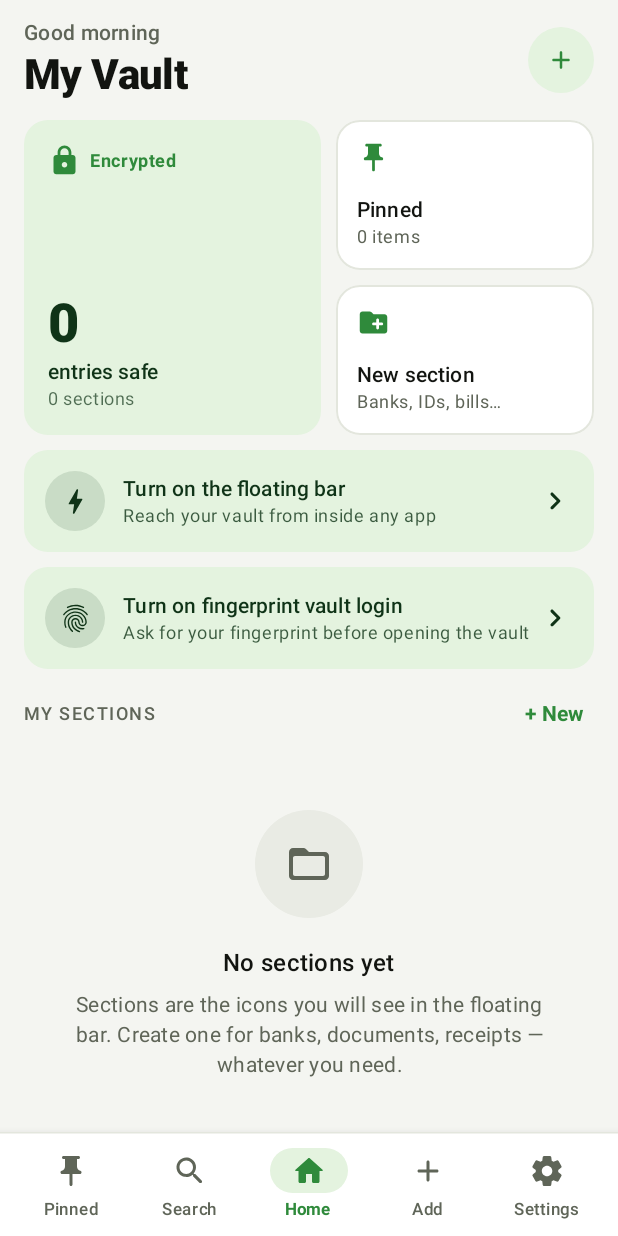
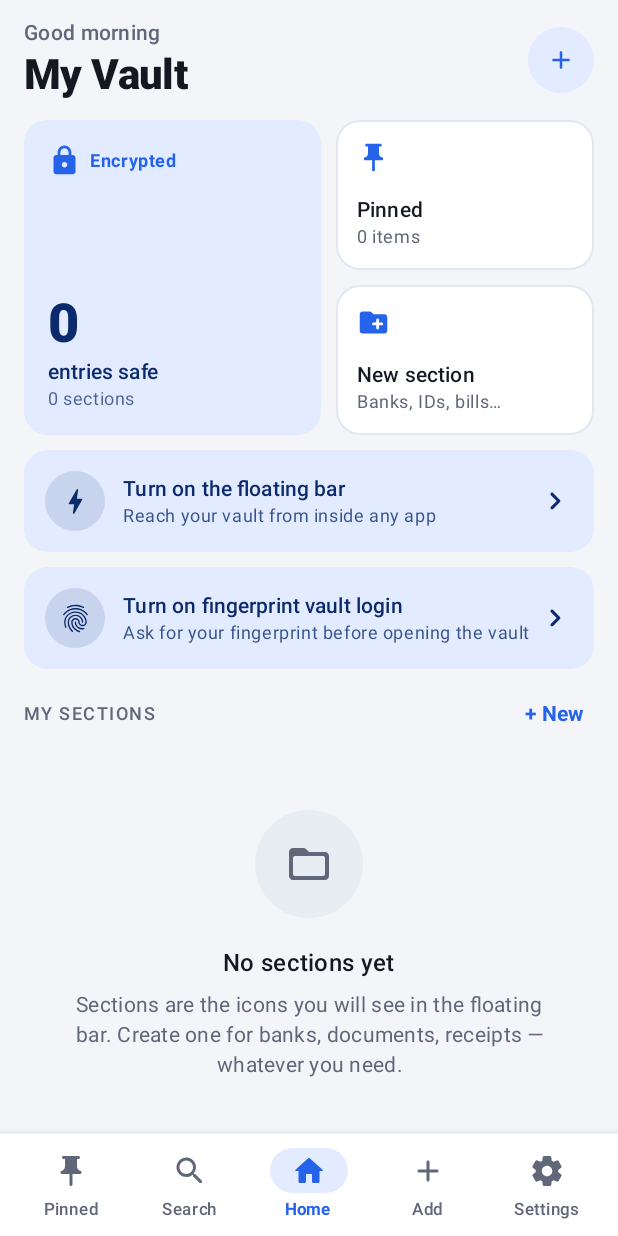
Before and after one commit to sajjadhaiderkazmi/EZZY, an Android app built with Jetpack Compose: the screen it shows after launch (MainActivity), after a tap on "Get started", on a phone screen of 412 x 824 dp. Run offline under Robolectric (Android 15) with nearby library versions, the phone set to English and light mode, and no system bars; our stand-ins replace Room's generated code; libraries missing offline, so code that uses them is left out: net.zetetic.database; 19 statements that could not run were skipped.

Commit message:
Ocean Blue theme across the app, launcher icon and Chrome extension
Co-Authored-By: Claude Opus 5.5 (1M context) <noreply@anthropic.com>
Claude-Session: https://claude.ai/code/session_01Djm3HxmEQScyk3B9bg2bvf

```diff
--- a/app/src/main/java/com/ezzy/vault/ui/icons/EzzyMark.kt
+++ b/app/src/main/java/com/ezzy/vault/ui/icons/EzzyMark.kt
@@ -15,10 +15,10 @@ import androidx.compose.ui.unit.dp
 object EzzyMark {
 
     /** The brand ground the mark sits on — the launcher icon's background colour. */
-    val Brand = Color(0xFF14170F)
+    val Brand = Color(0xFF0B1A3A)
 
-    /** The bolt itself — the same lime as the launcher icon and the app's primary buttons. */
-    val Spark = Color(0xFFC8F25A)
+    /** The bolt itself — the same blue as the launcher icon. */
+    val Spark = Color(0xFF7EA6FF)
 
     val Bolt: ImageVector by lazy {
         ImageVector.Builder(
--- a/app/src/main/java/com/ezzy/vault/ui/screens/SettingsScreen.kt
+++ b/app/src/main/java/com/ezzy/vault/ui/screens/SettingsScreen.kt
@@ -394,7 +394,7 @@ private fun BuiltByFooter() {
 }
 
 /** The profile card's ground — the same ink as Home's hero card. */
-private val ProfileInk = Color(0xFF1C2213)
+private val ProfileInk = Color(0xFF0B1A3A)
 
 private const val DEVELOPER_EMAIL = "sajjadhaiderconnect@gmail.com"
 
--- a/app/src/main/java/com/ezzy/vault/ui/theme/Color.kt
+++ b/app/src/main/java/com/ezzy/vault/ui/theme/Color.kt
@@ -6,37 +6,39 @@ import androidx.compose.runtime.Composable
 import androidx.compose.ui.graphics.Brush
 import androidx.compose.ui.graphics.Color
 
-// EZZY's own palette: "lime noir". A near-black olive ink with an electric lime accent and soft
-// pastel companions (mint, lavender, butter) — bold enough that the primary action on every
-// screen is unmistakable, and calm enough around it that a vault full of numbers stays easy to
-// read. The light scheme keeps the same hues on a warm off-white.
-
-/** The app's green: icons, links and the main buttons in both themes. */
-val EzzyGreen = Color(0xFF2F8A3B)
-
-/** A lighter green for green-on-dark: icons and text on the dark theme's surfaces. */
-val EzzyGreenBright = Color(0xFF7BD37E)
+// EZZY's own palette: "Ocean Blue". White cards and near-black text on a cool off-white, with
+// one calm blue for icons, links and the main buttons. The dark theme is a deep navy-black with a
+// softer, brighter blue so it stays easy on the eyes at night.
 
 /**
- * The fill of the main call-to-action buttons. Once a lime, now the app's green — the name is
- * kept so every button across the app follows the one palette.
+ * The app's accent blue: icons, links and the main buttons in both themes. The name is kept
+ * from the earlier green palette so every screen follows the one accent without a rename.
+ */
+val EzzyGreen = Color(0xFF2563EB)
+
+/** A lighter blue for accent-on-dark: icons and text on the dark theme's surfaces. */
+val EzzyGreenBright = Color(0xFF7EA6FF)
+
+/**
+ * The fill of the main call-to-action buttons. The name is kept so every button across the app
+ * follows the one palette.
  */
 val EzzyLime = EzzyGreen
 
-/** What is written on top of [EzzyLime]: white on the green. */
+/** What is written on top of [EzzyLime]: white on the blue. */
 val EzzyOnLime = Color(0xFFFFFFFF)
 
 internal val EzzyLightColors = lightColorScheme(
-    primary = Color(0xFF2F8A3B),
+    primary = Color(0xFF2563EB),
     onPrimary = Color(0xFFFFFFFF),
-    primaryContainer = Color(0xFFE4F3DF),
-    onPrimaryContainer = Color(0xFF0F3317),
-    inversePrimary = Color(0xFF7BD37E),
+    primaryContainer = Color(0xFFE2EBFF),
+    onPrimaryContainer = Color(0xFF0A2A6B),
+    inversePrimary = Color(0xFF7EA6FF),
 
-    secondary = Color(0xFF52604E),
+    secondary = Color(0xFF4F5B70),
     onSecondary = Color(0xFFFFFFFF),
-    secondaryContainer = Color(0xFFE3EADD),
-    onSecondaryContainer = Color(0xFF161E13),
+    secondaryContainer = Color(0xFFE1E7F1),
+    onSecondaryContainer = Color(0xFF141B27),
 
     tertiary = Color(0xFF5C4DB0),
     onTertiary = Color(0xFFFFFFFF),
@@ -48,40 +50,40 @@ internal val EzzyLightColors = lightColorScheme(
     errorContainer = Color(0xFFFFDAD6),
     onErrorContainer = Color(0xFF410002),
 
-    background = Color(0xFFF4F5F1),
-    onBackground = Color(0xFF121410),
-    surface = Color(0xFFF4F5F1),
-    onSurface = Color(0xFF121410),
-    surfaceVariant = Color(0xFFE6E8E1),
-    onSurfaceVariant = Color(0xFF5F6558),
-    surfaceTint = Color(0xFF2F8A3B),
-    inverseSurface = Color(0xFF1C1F17),
-    inverseOnSurface = Color(0xFFF0F2E6),
+    background = Color(0xFFF3F5F9),
+    onBackground = Color(0xFF141821),
+    surface = Color(0xFFF3F5F9),
+    onSurface = Color(0xFF141821),
+    surfaceVariant = Color(0xFFE3E8F0),
+    onSurfaceVariant = Color(0xFF5F6779),
+    surfaceTint = Color(0xFF2563EB),
+    inverseSurface = Color(0xFF1C2230),
+    inverseOnSurface = Color(0xFFEEF2F8),
 
-    outline = Color(0xFF8A9082),
-    outlineVariant = Color(0xFFE3E6DD),
+    outline = Color(0xFF858DA0),
+    outlineVariant = Color(0xFFE1E6EF),
     scrim = Color(0xFF000000),
 
-    surfaceBright = Color(0xFFF4F5F1),
-    surfaceDim = Color(0xFFDCDED6),
+    surfaceBright = Color(0xFFF3F5F9),
+    surfaceDim = Color(0xFFD9DEE7),
     surfaceContainerLowest = Color(0xFFFFFFFF),
     surfaceContainerLow = Color(0xFFFFFFFF),
-    surfaceContainer = Color(0xFFEFF0EB),
-    surfaceContainerHigh = Color(0xFFE9EBE4),
-    surfaceContainerHighest = Color(0xFFE2E5DC),
+    surfaceContainer = Color(0xFFEEF1F6),
+    surfaceContainerHigh = Color(0xFFE8ECF3),
+    surfaceContainerHighest = Color(0xFFE1E6EE),
 )
 
 internal val EzzyDarkColors = darkColorScheme(
-    primary = Color(0xFF7BD37E),
-    onPrimary = Color(0xFF0E100D),
-    primaryContainer = Color(0xFF1E2E1C),
-    onPrimaryContainer = Color(0xFFCFEFCB),
-    inversePrimary = Color(0xFF2F8A3B),
+    primary = Color(0xFF7EA6FF),
+    onPrimary = Color(0xFF0A1A3D),
+    primaryContainer = Color(0xFF1B2842),
+    onPrimaryContainer = Color(0xFFD6E3FF),
+    inversePrimary = Color(0xFF2563EB),
 
-    secondary = Color(0xFFBCC8B4),
-    onSecondary = Color(0xFF29341D),
-    secondaryContainer = Color(0xFF262C22),
-    onSecondaryContainer = Color(0xFFDDE6D6),
+    secondary = Color(0xFFB9C3D6),
+    onSecondary = Color(0xFF243044),
+    secondaryContainer = Color(0xFF222A38),
+    onSecondaryContainer = Color(0xFFDCE3F0),
 
     tertiary = Color(0xFFC9BCFF),
     onTertiary = Color(0xFF2B1C7C),
@@ -93,27 +95,27 @@ internal val EzzyDarkColors = darkColorScheme(
     errorContainer = Color(0xFF93000A),
     onErrorContainer = Color(0xFFFFDAD6),
 
-    background = Color(0xFF0E100D),
-    onBackground = Color(0xFFF1F3EC),
-    surface = Color(0xFF0E100D),
-    onSurface = Color(0xFFF1F3EC),
-    surfaceVariant = Color(0xFF2A2E26),
-    onSurfaceVariant = Color(0xFF9EA496),
-    surfaceTint = Color(0xFF7BD37E),
-    inverseSurface = Color(0xFFE7EADD),
-    inverseOnSurface = Color(0xFF1C1F17),
+    background = Color(0xFF0D1017),
+    onBackground = Color(0xFFEDF0F6),
+    surface = Color(0xFF0D1017),
+    onSurface = Color(0xFFEDF0F6),
+    surfaceVariant = Color(0xFF262D3A),
+    onSurfaceVariant = Color(0xFF939BAD),
+    surfaceTint = Color(0xFF7EA6FF),
+    inverseSurface = Color(0xFFE3E8F1),
+    inverseOnSurface = Color(0xFF1A202B),
 
-    outline = Color(0xFF7E8476),
-    outlineVariant = Color(0xFF272B23),
+    outline = Color(0xFF788197),
+    outlineVariant = Color(0xFF252D3B),
     scrim = Color(0xFF000000),
 
-    surfaceBright = Color(0xFF30352C),
-    surfaceDim = Color(0xFF0E100D),
-    surfaceContainerLowest = Color(0xFF090A08),
-    surfaceContainerLow = Color(0xFF1A1D18),
-    surfaceContainer = Color(0xFF1F221C),
-    surfaceContainerHigh = Color(0xFF262A23),
-    surfaceContainerHighest = Color(0xFF2E332A),
+    surfaceBright = Color(0xFF2D3443),
+    surfaceDim = Color(0xFF0D1017),
+    surfaceContainerLowest = Color(0xFF090B10),
+    surfaceContainerLow = Color(0xFF161B25),
+    surfaceContainer = Color(0xFF1B212C),
+    surfaceContainerHigh = Color(0xFF222935),
+    surfaceContainerHighest = Color(0xFF2A3240),
 )
 
 /** A category accent, with a variant for each theme so contrast holds either way. */
--- a/app/src/main/res/drawable/ic_launcher_background.xml
+++ b/app/src/main/res/drawable/ic_launcher_background.xml
@@ -10,6 +10,6 @@
     android:viewportWidth="108"
     android:viewportHeight="108">
     <path
-        android:fillColor="#FF14170F"
+        android:fillColor="#FF0B1A3A"
         android:pathData="M0,0h108v108h-108z" />
 </vector>
--- a/app/src/main/res/drawable/ic_launcher_foreground.xml
+++ b/app/src/main/res/drawable/ic_launcher_foreground.xml
@@ -13,6 +13,6 @@
     android:viewportWidth="108"
     android:viewportHeight="108">
     <path
-        android:fillColor="#FFC8F25A"
+        android:fillColor="#FF7EA6FF"
         android:pathData="M58.32,33.84L43.2,56.16L52.56,56.16L49.68,74.16L64.8,51.84L55.44,51.84Z" />
 </vector>
--- a/app/src/main/res/values-night/colors.xml
+++ b/app/src/main/res/values-night/colors.xml
@@ -1,4 +1,4 @@
 <?xml version="1.0" encoding="utf-8"?>
 <resources>
-    <color name="window_background">#0E0F0B</color>
+    <color name="window_background">#0D1017</color>
 </resources>
--- a/app/src/main/res/values/colors.xml
+++ b/app/src/main/res/values/colors.xml
@@ -1,4 +1,4 @@
 <?xml version="1.0" encoding="utf-8"?>
 <resources>
-    <color name="window_background">#F5F6EF</color>
+    <color name="window_background">#F3F5F9</color>
 </resources>
```
Also changed, not shown: 5 other files.
